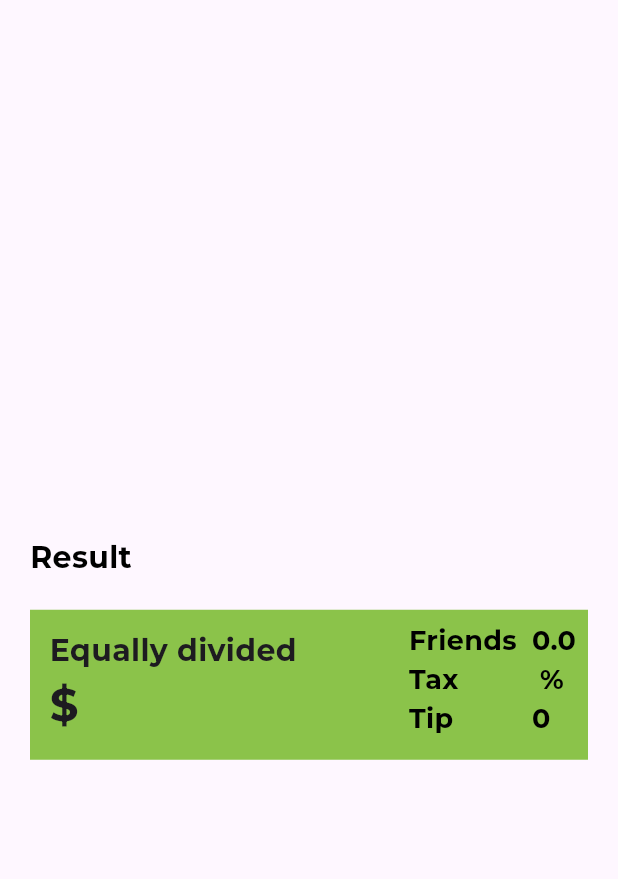
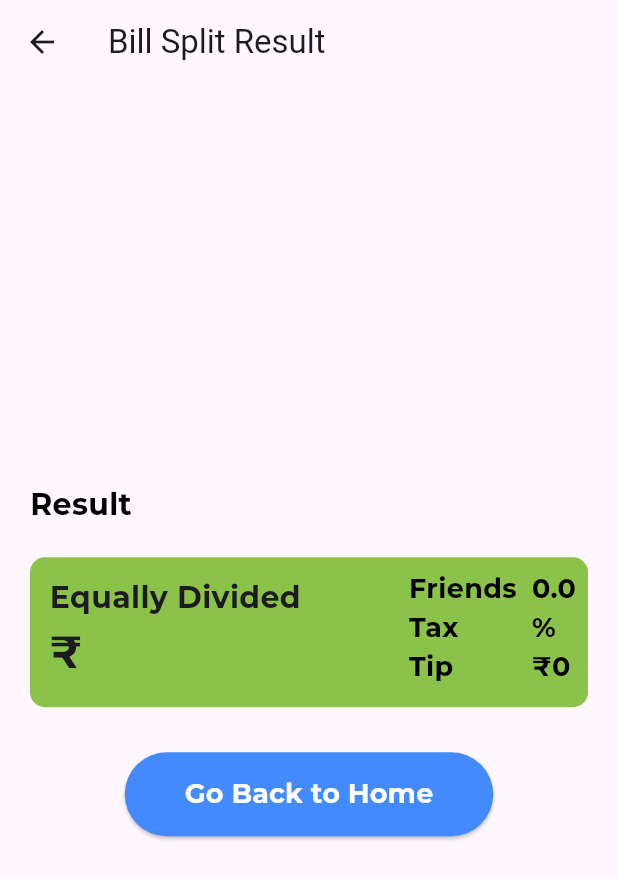
Before and after one commit to ADITISONIC/Bill-splitting-app, a Flutter app: the ResultsPage screen opened directly with empty values, on a phone screen of 412 x 824 dp. Shown: the top 879 px of the screen. Run offline on Flutter 3.47's test engine with Material 3 defaults, Android fonts, the phone set to English and light mode, and no system bars; our stand-ins replace firebase_auth, firebase_core, google_fonts; accounts and stored records are empty; statements that could not run were skipped.

Commit message:
result page updated

```diff
--- a/lib/results.dart
+++ b/lib/results.dart
@@ -1,57 +1,72 @@
 import 'package:flutter/material.dart';
 import 'package:google_fonts/google_fonts.dart';
+
+import 'home.dart';
+// Import BillSplit screen
 
 class ResultsPage extends StatefulWidget {
   final String bill;
   final String tax;
   final double friends;
   final double tip;
-  const ResultsPage(this.bill,this.tax,this.friends,this.tip, {super.key});
+  const ResultsPage(this.bill, this.tax, this.friends, this.tip, {super.key});
 
   @override
   State<ResultsPage> createState() => _ResultsPageState();
 }
 
 class _ResultsPageState extends State<ResultsPage> {
-  String dividedamount = '';
+  String dividedAmount = '';
+
   @override
   void initState() {
     super.initState();
-    divideamount();
+    divideAmount();
   }
-  divideamount(){
-    double taxamount = double.parse(widget.bill)*(double.parse(widget.tax)/100);
-    double finalbill = (double.parse(widget.bill)+taxamount+widget.tip)/widget.friends;
+
+  divideAmount() {
+    double taxAmount = double.parse(widget.bill) * (double.parse(widget.tax) / 100);
+    double finalBill = (double.parse(widget.bill) + taxAmount + widget.tip) / widget.friends;
     setState(() {
-      dividedamount = finalbill.toStringAsFixed(2);
+      dividedAmount = finalBill.toStringAsFixed(2);
     });
   }
+
   TextStyle infostyle = GoogleFonts.montserrat(
-      fontSize:18,color: Colors.black,fontWeight: FontWeight.w700
+    fontSize: 18,
+    color: Colors.black,
+    fontWeight: FontWeight.w700,
   );
+
   @override
   Widget build(BuildContext context) {
     return Scaffold(
+      appBar: AppBar(title: Text("Bill Split Result")),
       body: Container(
-        margin: EdgeInsets.only(left: 20,right: 20),
+        margin: EdgeInsets.symmetric(horizontal: 20),
         child: Column(
           mainAxisAlignment: MainAxisAlignment.center,
           children: [
             Container(
               alignment: Alignment.centerLeft,
-              margin: EdgeInsets.only(top: 40),
-              child: Text("Result",style:GoogleFonts.montserrat(
-                fontSize: 20,
-                fontWeight: FontWeight.w700,
-                color: Colors.black
-              ) ,),
+              child: Text(
+                "Result",
+                style: GoogleFonts.montserrat(
+                  fontSize: 20,
+                  fontWeight: FontWeight.w700,
+                  color: Colors.black,
+                ),
+              ),
             ),
-            SizedBox(height: 20,),
+            SizedBox(height: 20),
+
+            // **Total Amount & Details**
             Container(
               width: MediaQuery.of(context).size.width,
               height: 100,
               decoration: BoxDecoration(
-                  color: Colors.lightGreen
+                color: Colors.lightGreen,
+                borderRadius: BorderRadius.circular(10),
               ),
               child: Row(
                 mainAxisAlignment: MainAxisAlignment.spaceBetween,
@@ -61,12 +76,20 @@ class _ResultsPageState extends State<ResultsPage> {
                     child: Column(
                       crossAxisAlignment: CrossAxisAlignment.start,
                       children: [
-                        Text("Equally divided",style:GoogleFonts.montserrat(
-                            fontSize: 20,fontWeight: FontWeight.w700
-                        ),),
-                        Text("\$$dividedamount",style:GoogleFonts.montserrat(
-                            fontSize: 30,fontWeight: FontWeight.w700
-                        ),)
+                        Text(
+                          "Equally Divided",
+                          style: GoogleFonts.montserrat(
+                            fontSize: 20,
+                            fontWeight: FontWeight.w700,
+                          ),
+                        ),
+                        Text(
+                          "₹$dividedAmount",
+                          style: GoogleFonts.montserrat(
+                            fontSize: 30,
+                            fontWeight: FontWeight.w700,
+                          ),
+                        ),
                       ],
                     ),
                   ),
@@ -77,26 +100,48 @@ class _ResultsPageState extends State<ResultsPage> {
                         Column(
                           crossAxisAlignment: CrossAxisAlignment.start,
                           children: [
-                            Text("Friends",style: infostyle),
-                            Text("Tax",style: infostyle),
-                            Text("Tip",style: infostyle),
+                            Text("Friends", style: infostyle),
+                            Text("Tax", style: infostyle),
+                            Text("Tip", style: infostyle),
                           ],
                         ),
-                        SizedBox(
-                          width: 10,
-                        ),
+                        SizedBox(width: 10),
                         Column(
                           crossAxisAlignment: CrossAxisAlignment.start,
                           children: [
-                            Text(widget.friends.toString(),style: infostyle),
-                            Text("${widget.tax} %",style: infostyle),
-                            Text(widget.tip.round().toString(),style: infostyle),
+                            Text(widget.friends.toString(), style: infostyle),
+                            Text("${widget.tax}%", style: infostyle),
+                            Text("₹${widget.tip.round()}", style: infostyle),
                           ],
-                        )
+                        ),
                       ],
                     ),
                   ),
                 ],
+              ),
+            ),
+
+            SizedBox(height: 30),
+
+            // **Go Back to Home Button**
+            ElevatedButton(
+              style: ElevatedButton.styleFrom(
+                backgroundColor: Colors.blueAccent,
+                padding: EdgeInsets.symmetric(vertical: 15, horizontal: 40),
+              ),
+              onPressed: () {
+                Navigator.pushReplacement(
+                  context,
+                  MaterialPageRoute(builder: (context) => BillSplit()),
+                );
+              },
+              child: Text(
+                "Go Back to Home",
+                style: GoogleFonts.montserrat(
+                  fontSize: 18,
+                  fontWeight: FontWeight.w700,
+                  color: Colors.white,
+                ),
               ),
             ),
           ],
```
